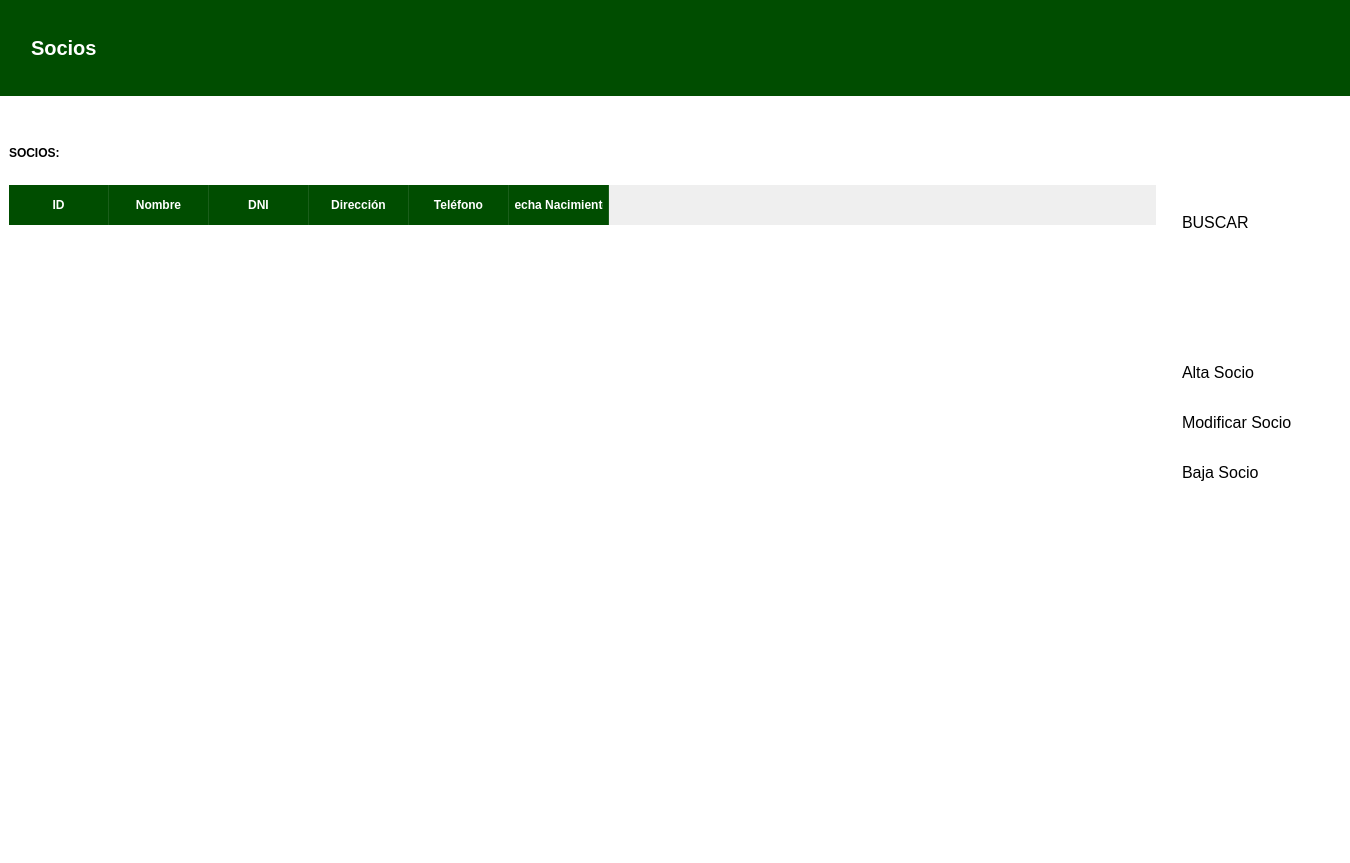
The window that vistas/socios.ui (MiguelGarcia29/RefugioAnimal-OR) describes before a commit, drawn with Qt 5.
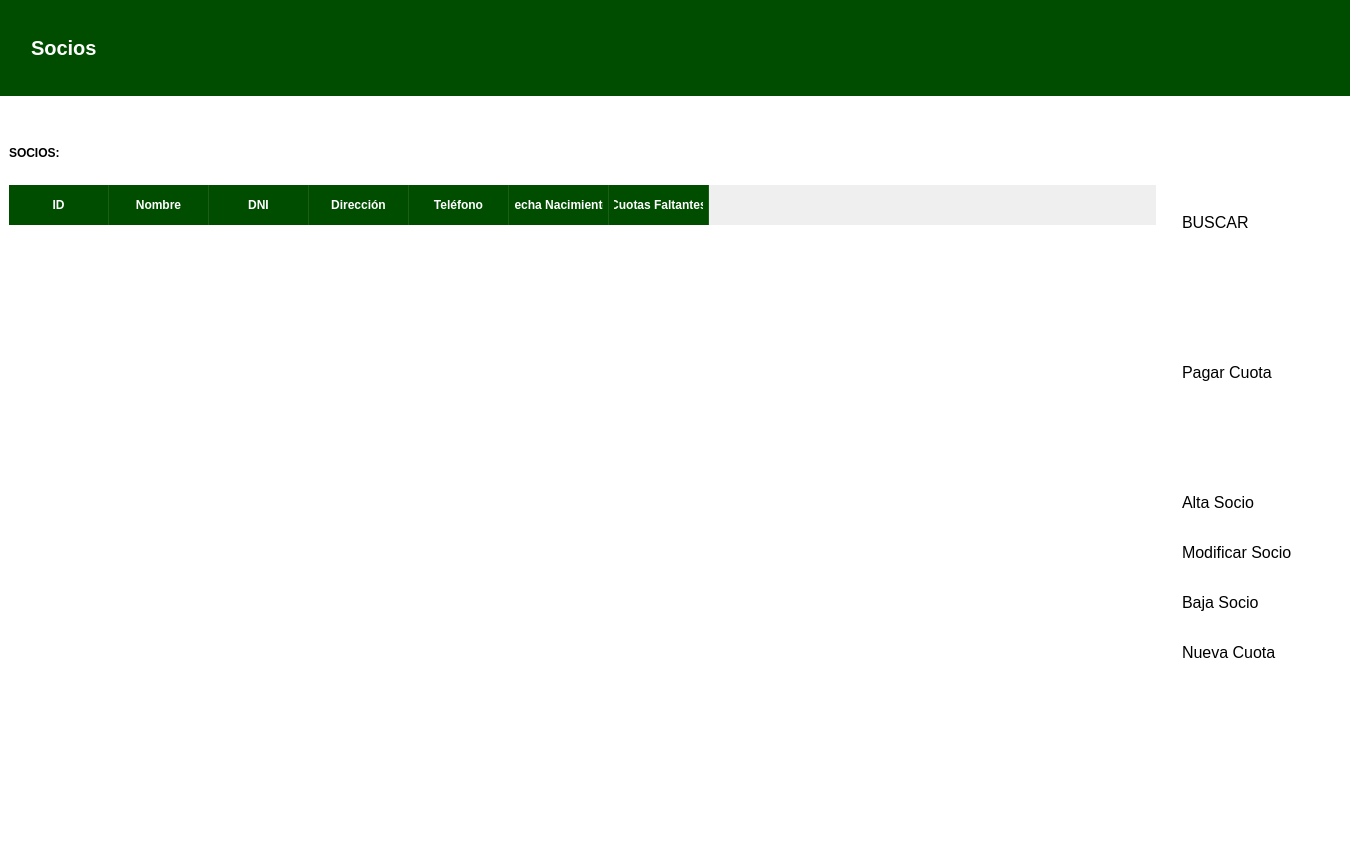
The same window after the commit. Icons and pictures are not drawn.

The edit to the form file:
```diff
--- a/vistas/socios.ui
+++ b/vistas/socios.ui
@@ -255,6 +255,11 @@
                  <string>Fecha Nacimiento</string>
                 </property>
                </column>
+               <column>
+                <property name="text">
+                 <string>Cuotas Faltantes</string>
+                </property>
+               </column>
               </widget>
              </item>
             </layout>
@@ -336,6 +341,39 @@
                </property>
               </spacer>
              </item>
+             <item>
+              <widget class="QPushButton" name="pushButton">
+               <property name="text">
+                <string>Pagar Cuota</string>
+               </property>
+               <property name="icon">
+                <iconset>
+                 <normaloff>img/dinero.png</normaloff>img/dinero.png</iconset>
+               </property>
+               <property name="iconSize">
+                <size>
+                 <width>30</width>
+                 <height>30</height>
+                </size>
+               </property>
+              </widget>
+             </item>
+             <item>
+              <spacer name="verticalSpacer">
+               <property name="orientation">
+                <enum>Qt::Vertical</enum>
+               </property>
+               <property name="sizeType">
+                <enum>QSizePolicy::Fixed</enum>
+               </property>
+               <property name="sizeHint" stdset="0">
+                <size>
+                 <width>20</width>
+                 <height>80</height>
+                </size>
+               </property>
+              </spacer>
+             </item>
              <item>
               <widget class="QPushButton" name="btn_anadir">
                <property name="text">
@@ -369,6 +407,17 @@
                </property>
               </widget>
              </item>
+             <item>
+              <widget class="QPushButton" name="pushButton_2">
+               <property name="text">
+                <string>Nueva Cuota</string>
+               </property>
+               <property name="icon">
+                <iconset>
+                 <normaloff>img/cuota.png</normaloff>img/cuota.png</iconset>
+               </property>
+              </widget>
+             </item>
              <item>
               <spacer name="verticalSpacer_4">
                <property name="orientation">
```
Left out of the diff: 6 changed lines with no effect on the pictures.
